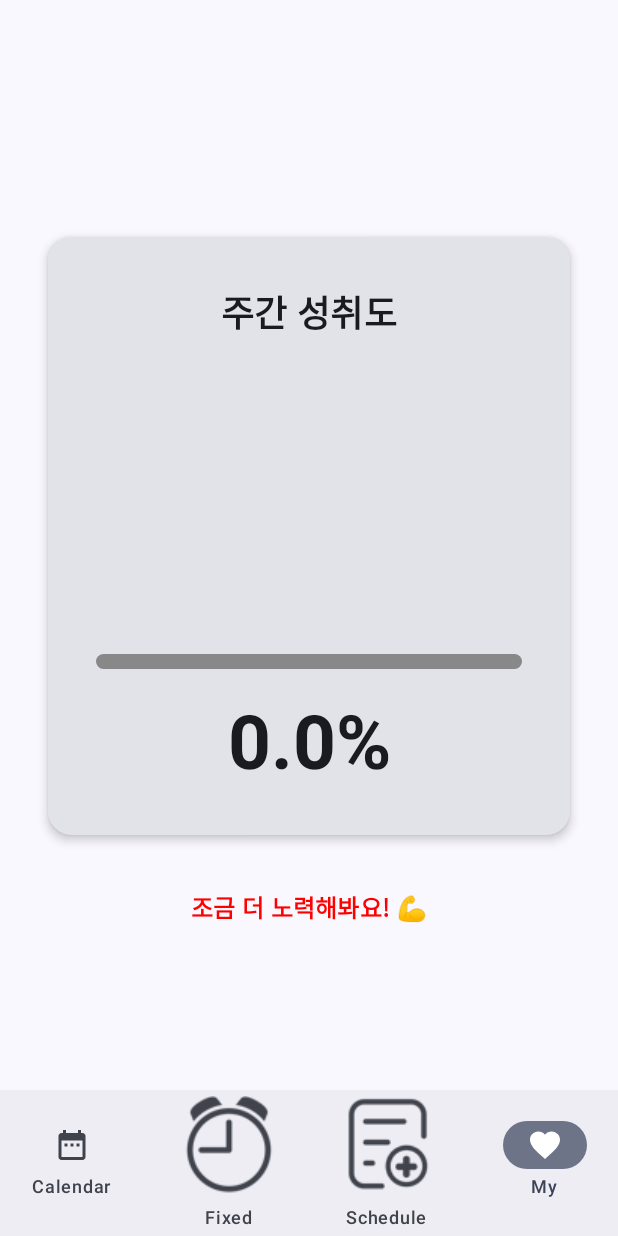
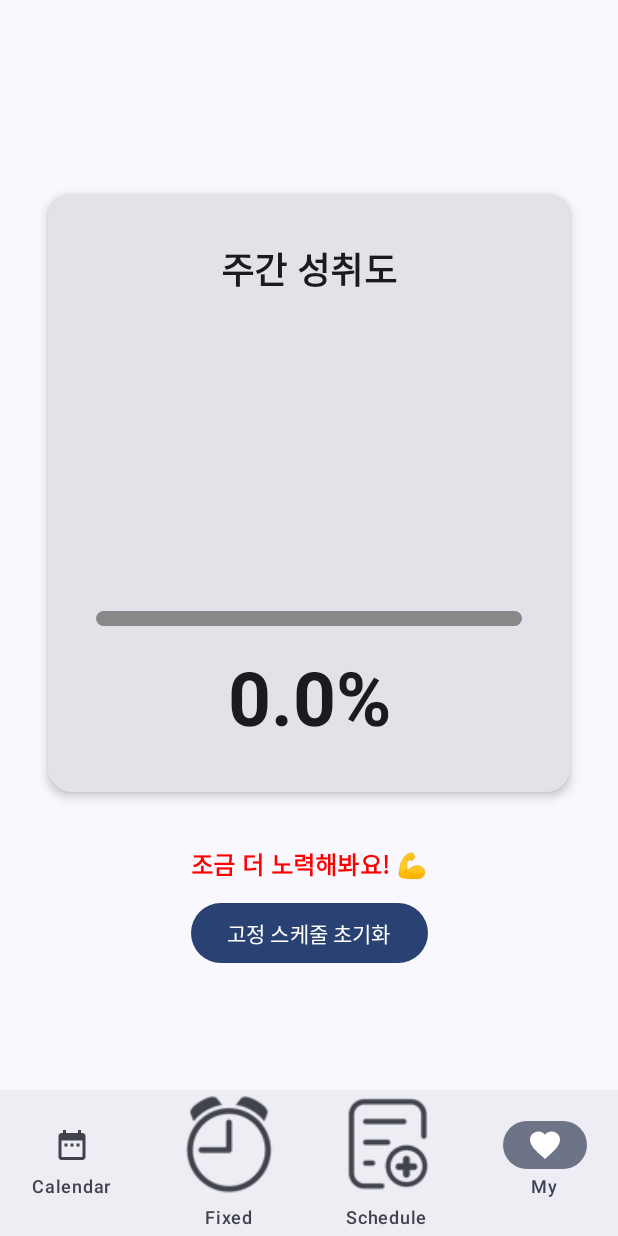
Before and after one commit to grilledbacon09/TimeWeaver, an Android app built with Jetpack Compose: the MyScreen screen opened through its navigation route, on a phone screen of 412 x 824 dp. Run offline under Robolectric (Android 15) with nearby library versions, the phone set to English and light mode, and no system bars; our stand-ins replace Room's generated code, livedata-compose.

Commit message:
fixed_reset update

```diff
--- a/app/src/main/java/com/example/timeweaver/roomDB/FixedDAO.kt
+++ b/app/src/main/java/com/example/timeweaver/roomDB/FixedDAO.kt
@@ -27,4 +27,7 @@ interface FixedDAO {
 
     @Query("SELECT * FROM FixedEntity WHERE itemId = :id")
     suspend fun getEntityById(id: Int): FixedEntity?
+
+    @Query("DELETE FROM FixedEntity")
+    fun deleteAll()
 }
--- a/app/src/main/java/com/example/timeweaver/roomDB/FixedRepository.kt
+++ b/app/src/main/java/com/example/timeweaver/roomDB/FixedRepository.kt
@@ -34,4 +34,8 @@ class FixedRepository(db: FixedDatabase) {
     suspend fun getEntityById(id: Int): FixedEntity? {
         return FixedDAO.getEntityById(id)
     }
+
+    fun deleteAll(){
+        FixedDAO.deleteAll()
+    }
 }
--- a/app/src/main/java/com/example/timeweaver/screens/My.kt
+++ b/app/src/main/java/com/example/timeweaver/screens/My.kt
@@ -43,6 +43,8 @@ import java.util.Date
 import java.util.Locale
 
 import androidx.compose.foundation.Canvas
+import androidx.compose.foundation.layout.Spacer
+import androidx.compose.material3.Button
 //import androidx.compose.runtime.Composable
 //import androidx.compose.ui.Modifier
 import androidx.compose.ui.geometry.Offset
@@ -56,12 +58,20 @@ import androidx.compose.ui.graphics.toArgb
 import androidx.compose.ui.text.TextStyle
 import androidx.compose.ui.unit.Dp
 import androidx.compose.ui.unit.dp
+import com.example.timeweaver.roomDB.FixedDatabase
+import com.example.timeweaver.roomDB.FixedEntity
+import com.example.timeweaver.roomDB.FixedRepository
+import kotlinx.coroutines.Dispatchers
+import kotlinx.coroutines.GlobalScope
+import kotlinx.coroutines.launch
 
 @Composable
 fun MyScreen(navController: NavHostController) {
     val context = LocalContext.current
     val database = TodoDatabase.getItemDatabase(context)
+    val FixedDB = FixedDatabase.getFixedDatabase(context)
     val todoRepository = TodoRepository(database)
+    val fixedRepository = FixedRepository(FixedDB)
     val navViewModel: NavViewModel = viewModel(LocalNavGraphViewModelStoreOwner.current)
 
     val todoEntities: LiveData<List<TodoEntity>> = todoRepository.getAll()
@@ -98,7 +108,8 @@ fun MyScreen(navController: NavHostController) {
             )
 
             Card(
-                modifier = Modifier.padding(bottom = 16.dp)
+                modifier = Modifier
+                    .padding(bottom = 16.dp)
                     .fillMaxWidth(),
                 elevation = CardDefaults.cardElevation(
                     defaultElevation = 4.dp
@@ -106,7 +117,8 @@ fun MyScreen(navController: NavHostController) {
                 shape = RoundedCornerShape(16.dp)
             ) {
                 Column(
-                    modifier = Modifier.padding(32.dp)
+                    modifier = Modifier
+                        .padding(32.dp)
                         .fillMaxWidth()
                         .scale(1f),
                     verticalArrangement = Arrangement.Center,
@@ -156,6 +168,16 @@ fun MyScreen(navController: NavHostController) {
                 fontWeight = FontWeight.Bold,
                 color = if (weeklyAchievement >= 50) Color.Green else Color.Red
             )
+
+            Spacer(modifier = Modifier.height(10.dp))
+
+            Button(onClick = {
+                GlobalScope.launch(Dispatchers.IO) {
+                    fixedRepository.deleteAll()
+                }
+            }) {
+                Text(text = "고정 스케줄 초기화")
+            }
         }
     }
 }
```
